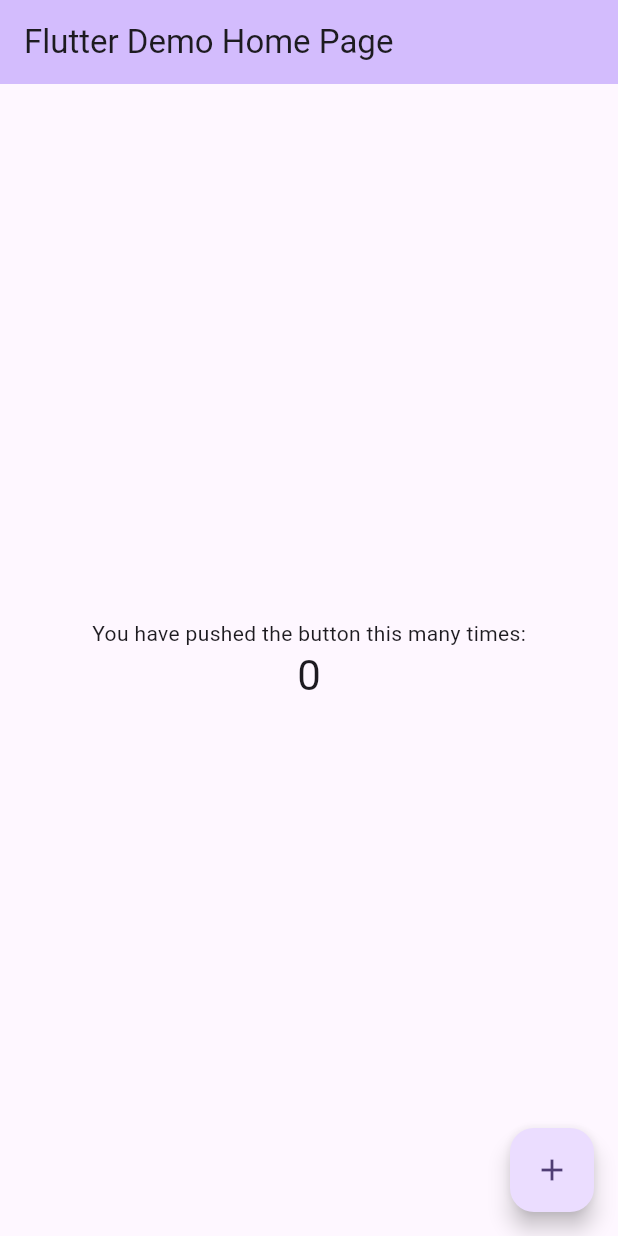
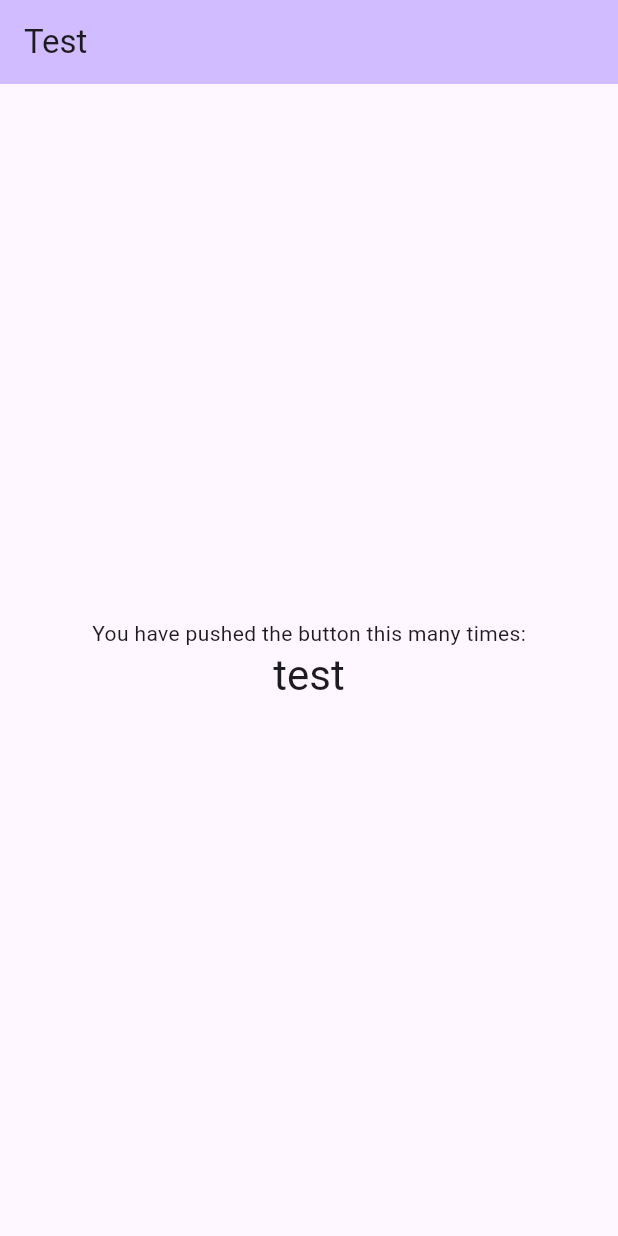
Before and after one commit to ManiTKanyawaT/My-Task-Assignment, a Flutter app: the screen it shows after launch, on a phone screen of 412 x 824 dp. Run offline on Flutter 3.47's test engine with Material 3 defaults, Android fonts, the phone set to English and light mode, and no system bars; our stand-ins replace flutter_easyloading, get, get_storage.

```diff
--- a/lib/main.dart
+++ b/lib/main.dart
@@ -1,125 +1,11 @@
 import 'package:flutter/material.dart';
+import 'package:flutter_task_assignment/main_app.dart';
+import 'package:get_storage/get_storage.dart';
 
-void main() {
-  runApp(const MyApp());
+void main() async {
+  WidgetsFlutterBinding.ensureInitialized();
+
+  await GetStorage.init();
+
+  runApp(const MainApp());
 }
-
-class MyApp extends StatelessWidget {
-  const MyApp({super.key});
-
-  // This widget is the root of your application.
-  @override
-  Widget build(BuildContext context) {
-    return MaterialApp(
-      title: 'Flutter Demo',
-      theme: ThemeData(
-        // This is the theme of your application.
-        //
-        // TRY THIS: Try running your application with "flutter run". You'll see
-        // the application has a purple toolbar. Then, without quitting the app,
-        // try changing the seedColor in the colorScheme below to Colors.green
-        // and then invoke "hot reload" (save your changes or press the "hot
-        // reload" button in a Flutter-supported IDE, or press "r" if you used
-        // the command line to start the app).
-        //
-        // Notice that the counter didn't reset back to zero; the application
-        // state is not lost during the reload. To reset the state, use hot
-        // restart instead.
-        //
-        // This works for code too, not just values: Most code changes can be
-        // tested with just a hot reload.
-        colorScheme: ColorScheme.fromSeed(seedColor: Colors.deepPurple),
-        useMaterial3: true,
-      ),
-      home: const MyHomePage(title: 'Flutter Demo Home Page'),
-    );
-  }
-}
-
-class MyHomePage extends StatefulWidget {
-  const MyHomePage({super.key, required this.title});
-
-  // This widget is the home page of your application. It is stateful, meaning
-  // that it has a State object (defined below) that contains fields that affect
-  // how it looks.
-
-  // This class is the configuration for the state. It holds the values (in this
-  // case the title) provided by the parent (in this case the App widget) and
-  // used by the build method of the State. Fields in a Widget subclass are
-  // always marked "final".
-
-  final String title;
-
-  @override
-  State<MyHomePage> createState() => _MyHomePageState();
-}
-
-class _MyHomePageState extends State<MyHomePage> {
-  int _counter = 0;
-
-  void _incrementCounter() {
-    setState(() {
-      // This call to setState tells the Flutter framework that something has
-      // changed in this State, which causes it to rerun the build method below
-      // so that the display can reflect the updated values. If we changed
-      // _counter without calling setState(), then the build method would not be
-      // called again, and so nothing would appear to happen.
-      _counter++;
-    });
-  }
-
-  @override
-  Widget build(BuildContext context) {
-    // This method is rerun every time setState is called, for instance as done
-    // by the _incrementCounter method above.
-    //
-    // The Flutter framework has been optimized to make rerunning build methods
-    // fast, so that you can just rebuild anything that needs updating rather
-    // than having to individually change instances of widgets.
-    return Scaffold(
-      appBar: AppBar(
-        // TRY THIS: Try changing the color here to a specific color (to
-        // Colors.amber, perhaps?) and trigger a hot reload to see the AppBar
-        // change color while the other colors stay the same.
-        backgroundColor: Theme.of(context).colorScheme.inversePrimary,
-        // Here we take the value from the MyHomePage object that was created by
-        // the App.build method, and use it to set our appbar title.
-        title: Text(widget.title),
-      ),
-      body: Center(
-        // Center is a layout widget. It takes a single child and positions it
-        // in the middle of the parent.
-        child: Column(
-          // Column is also a layout widget. It takes a list of children and
-          // arranges them vertically. By default, it sizes itself to fit its
-          // children horizontally, and tries to be as tall as its parent.
-          //
-          // Column has various properties to control how it sizes itself and
-          // how it positions its children. Here we use mainAxisAlignment to
-          // center the children vertically; the main axis here is the vertical
-          // axis because Columns are vertical (the cross axis would be
-          // horizontal).
-          //
-          // TRY THIS: Invoke "debug painting" (choose the "Toggle Debug Paint"
-          // action in the IDE, or press "p" in the console), to see the
-          // wireframe for each widget.
-          mainAxisAlignment: MainAxisAlignment.center,
-          children: <Widget>[
-            const Text(
-              'You have pushed the button this many times:',
-            ),
-            Text(
-              '$_counter',
-              style: Theme.of(context).textTheme.headlineMedium,
-            ),
-          ],
-        ),
-      ),
-      floatingActionButton: FloatingActionButton(
-        onPressed: _incrementCounter,
-        tooltip: 'Increment',
-        child: const Icon(Icons.add),
-      ), // This trailing comma makes auto-formatting nicer for build methods.
-    );
-  }
-}
--- /dev/null
+++ b/lib/main_app.dart
@@ -0,0 +1,21 @@
+import 'package:flutter/material.dart';
+import 'package:flutter_task_assignment/modules/listScreen/bindings/listScreen_binding.dart';
+import 'package:flutter_task_assignment/routes/app_pages.dart';
+import 'package:get/get.dart';
+import 'package:flutter_easyloading/flutter_easyloading.dart';
+
+class MainApp extends StatelessWidget {
+  const MainApp({super.key});
+
+  @override
+  Widget build(BuildContext context) {
+    return GetMaterialApp(
+      title: 'Task Assignment',
+      debugShowCheckedModeBanner: false,
+      getPages: AppPages.pages,
+      initialRoute: Routes.listScreenView,
+      builder: EasyLoading.init(),
+      initialBinding: BindingsBuilder(() {}),
+    );
+  }
+}
--- /dev/null
+++ b/lib/models/task_info.dart
@@ -0,0 +1,31 @@
+class Task {
+  final String title;
+  final String description;
+  final DateTime dueDate;
+  final String status;
+
+  Task({
+    required this.title,
+    required this.description,
+    required this.dueDate,
+    required this.status,
+  });
+
+  factory Task.fromJson(Map<String, dynamic> json) {
+    return Task(
+      title: json['title'],
+      description: json['description'],
+      dueDate: DateTime.parse(json['dueDate']),
+      status: json['status'],
+    );
+  }
+
+  Map<String, dynamic> toJson() {
+    return {
+      'title': title,
+      'description': description,
+      'dueDate': dueDate.toIso8601String(),
+      'status': status,
+    };
+  }
+}
--- /dev/null
+++ b/lib/modules/listScreen/bindings/listScreen_binding.dart
@@ -0,0 +1,10 @@
+import 'package:flutter_task_assignment/modules/listScreen/controllers/listScreen_controller.dart';
+import 'package:get/get.dart';
+
+
+class ListScreenBinding extends Bindings {
+  @override
+  void dependencies() {
+    Get.put<ListScreenController>(ListScreenController());
+  }
+}
--- /dev/null
+++ b/lib/modules/listScreen/controllers/listScreen_controller.dart
@@ -0,0 +1,49 @@
+import 'package:get/get.dart';
+
+class ListScreenController extends GetxController {
+  // final ExampleApi _exampleApi;
+
+  // final _ex = "".obs;
+  // String get ex => _ex.value;
+
+  // final _exInfo = Rxn<ExampleInfo>();
+  // ExampleInfo? get exInfo => _exInfo.value;
+
+  // final _listEx = <ExampleInfo>[].obs;
+  // List<ExampleInfo> get listEx => _listEx;
+
+  // ExampleController(this._exampleApi);
+
+  // Future<void> fetchExample() async {
+  //   final result = await _exampleApi.fetchExamples();
+  //   // do something!!!
+  //   if (kDebugMode) {
+  //     print("=---> $result");
+  //   }
+  // }
+
+  // void setEx(String ex) {
+  //   _ex.value = ex;
+  // }
+
+  // void setExInfo(String name, {String? remark}) {
+  //   _exInfo.value = ExampleInfo(name, remark: remark);
+  // }
+
+  // void updateExInfo(String name) {
+  //   _exInfo.update((val) {
+  //     val?.name = name;
+  //   });
+
+  //   // _exInfo.value?.name = name;
+  // }
+
+  // void addEx(String name, {String? remark}) {
+  //   _listEx.add(ExampleInfo(name, remark: remark));
+  // }
+
+  // void delEx() {
+  //   _listEx.removeAt(0);
+  //   // _listEx.removeWhere((element) => element.name == "test");
+  // }
+}
--- /dev/null
+++ b/lib/modules/listScreen/models/listScreen_info.dart
@@ -0,0 +1,6 @@
+class ListScreenInfo {
+  String name;
+  String? remark;
+
+  ListScreenInfo(this.name, {this.remark});
+}
--- /dev/null
+++ b/lib/modules/listScreen/views/listScreen_view.dart
@@ -0,0 +1,31 @@
+import 'package:flutter/material.dart';
+import 'package:flutter_task_assignment/modules/listScreen/controllers/listScreen_controller.dart';
+import 'package:get/get.dart';
+
+class ListScreenView extends GetView<ListScreenController> {
+  const ListScreenView({super.key});
+
+  @override
+  Widget build(BuildContext context) {
+    return Scaffold(
+      appBar: AppBar(
+        backgroundColor: Theme.of(context).colorScheme.inversePrimary,
+        title: const Text('Test'),
+      ),
+      body: Center(
+        child: Column(
+          mainAxisAlignment: MainAxisAlignment.center,
+          children: <Widget>[
+            const Text(
+              'You have pushed the button this many times:',
+            ),
+            Text(
+              'test',
+              style: Theme.of(context).textTheme.headlineMedium,
+            ),
+          ],
+        ),
+      ),
+    );
+  }
+}
--- /dev/null
+++ b/lib/routes/app_pages.dart
@@ -0,0 +1,16 @@
+import 'package:flutter_task_assignment/modules/listScreen/bindings/listScreen_binding.dart';
+import 'package:flutter_task_assignment/modules/listScreen/views/listScreen_view.dart';
+import 'package:get/get.dart';
+
+part './app_routes.dart';
+
+class AppPages {
+  static final List<GetPage> pages = [
+    GetPage(
+      name: Routes.listScreenView,
+      page: () => const ListScreenView(),
+      binding: ListScreenBinding(),
+      transition: Transition.fadeIn,
+    ),
+  ];
+}
--- /dev/null
+++ b/lib/routes/app_routes.dart
@@ -0,0 +1,10 @@
+part of './app_pages.dart';
+
+abstract class Routes {
+  static const none = 'NONE';
+  static const demoView = '/demo';
+  static const listScreenView = '/listScreen';
+  static const creationEditingView = '/creationEditing';
+  static const seletionView = '/deletion';
+  static const offlineSupportView = '/offlineSupport';
+}
```
Also changed, not shown: lib/api/list_api.dart (added, +35 -0 lines), 1 other file.
